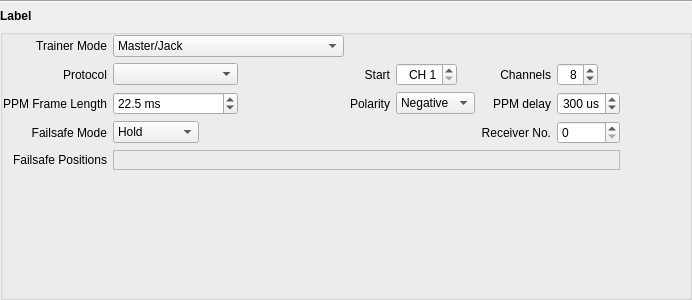
Qt form companion/src/modeledit/setup_module.ui (opentx/opentx) before a commit.
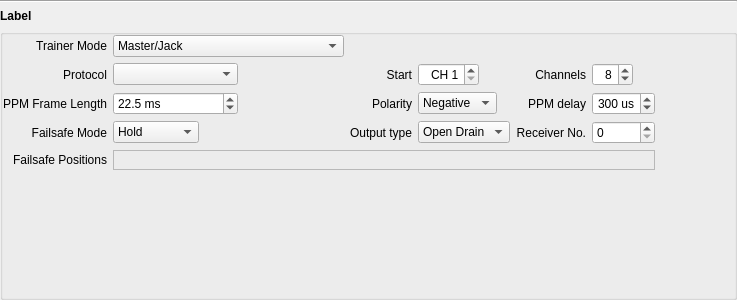
The same form after that commit.

Commit message: Re #2239: PPM output type added for 9XR-PRO (open drain or push-pull)

```diff
--- a/companion/src/modeledit/setup_module.ui
+++ b/companion/src/modeledit/setup_module.ui
@@ -6,7 +6,7 @@
    <rect>
     <x>0</x>
     <y>0</y>
-    <width>692</width>
+    <width>737</width>
     <height>300</height>
    </rect>
   </property>
@@ -545,6 +545,27 @@
         </property>
        </widget>
       </item>
+      <item row="5" column="2">
+       <widget class="QLabel" name="label_ppmOutputType">
+        <property name="text">
+         <string>Output type</string>
+        </property>
+       </widget>
+      </item>
+      <item row="5" column="3">
+       <widget class="QComboBox" name="ppmOutputType">
+        <item>
+         <property name="text">
+          <string>Open Drain</string>
+         </property>
+        </item>
+        <item>
+         <property name="text">
+          <string>Push Pull</string>
+         </property>
+        </item>
+       </widget>
+      </item>
      </layout>
     </widget>
    </item>
```
Left out of the diff: 1 changed line with no effect on the pictures. The commit also changes 19 other files.
